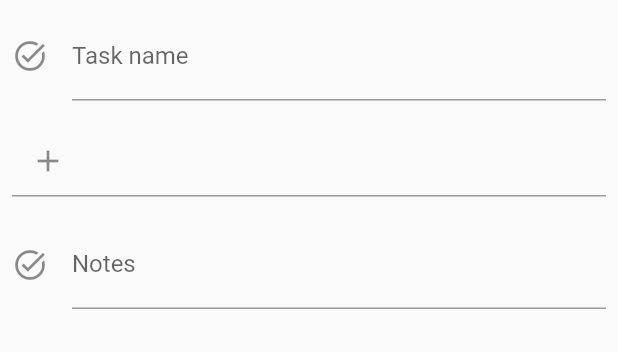
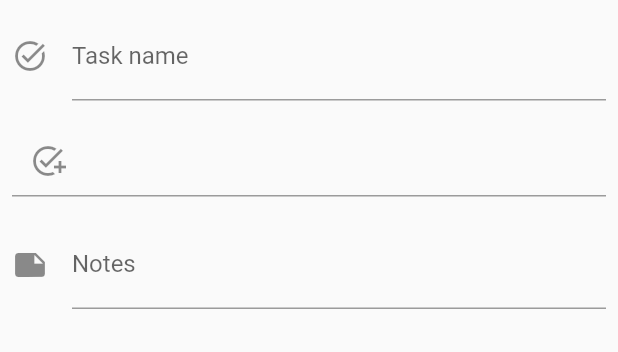
Before and after one commit to guyna25/Nic-task, a Flutter app: the TodoForm widget shown alone on an empty page, opened directly, on a phone screen of 412 x 824 dp. Shown: the top 352 px of the screen. Run offline on Flutter 3.47's test engine with Material 2 defaults, Android fonts, the phone set to English and light mode, and no system bars; our stand-ins replace confetti, shared_preferences; missing offline and left inert: shared_preferences_web; accounts and stored records are empty.

Commit message:
Finished subtask feature

```diff
--- a/lib/model/todo.dart
+++ b/lib/model/todo.dart
@@ -1,3 +1,5 @@
+import 'dart:convert';
+
 class Todo {
   int? id;
   String? title;
@@ -8,12 +10,14 @@ class Todo {
 
   Todo({this.id, this.title, this.description, this.dueDate, this.subTasks});
 
-  Todo.fromMap(Map m) :
-    this.id = m['id'],
+  Todo.fromMap(Map m)
+      : this.id = m['id'],
         this.title = m['title'],
         this.description = m['description'],
         this.dueDate = DateTime.tryParse(m['dueDate']),
-  this.subTasks = m['subtasks'] == null ? <Subtask>[] : m['subtasks'].map((e) => e.fromMap()),
+        this.subTasks = m['subtasks'] == null
+            ? <Subtask>[]
+            : json.decode(m['subtasks']).map((e) => e.fromMap()),
         this.isDone = m['isDone'];
 
   Map toMap() {
@@ -22,7 +26,7 @@ class Todo {
       'title': title,
       'description': description,
       'dueDate': dueDate.toString(),
-  'subtasks': subTasks!.map((e) => e.toMap()),
+      'subtasks': subTasks!.map((e) => json.encode(e.toMap())).toList(),
       'isDone': isDone,
     };
   }
@@ -32,15 +36,15 @@ class Subtask {
   String description;
   bool isDone = false;
 
-  Subtask (this.description, this.isDone);
+  Subtask(this.description, this.isDone);
 
-  Subtask.fromMap(Map m) :
-  this.description = m['description'],
+  Subtask.fromMap(Map m)
+      : this.description = m['description'],
         this.isDone = m['isDone'];
 
   Map toMap() {
     return {
-      'description' : description,
+      'description': description,
       'bool': isDone,
     };
   }
--- a/lib/screens/todo_detail_screen.dart
+++ b/lib/screens/todo_detail_screen.dart
@@ -66,7 +66,7 @@ class TodoFormState extends State<TodoForm> {
   }
 
   void editTodo(Function editTodo) {
-    editTodo(editableTodo.id, titleController.text, descriptionController.text);
+    editTodo(editableTodo.id, titleController.text, descriptionController.text, subtasks);
     Navigator.pop(context);
   }
 
@@ -76,14 +76,18 @@ class TodoFormState extends State<TodoForm> {
   }
 
   void loadTodoForEdit(BuildContext context) {
-    final ScreenArguments? arguments = ModalRoute.of(context)!.settings.arguments as ScreenArguments?;
+    final ScreenArguments? arguments =
+        ModalRoute.of(context)!.settings.arguments as ScreenArguments?;
     if (arguments != null && arguments.todoId != null) {
       isEditForm = true;
-      final m = Provider.of<TodoModel>(context, listen: false);
-      editableTodo = m.read(arguments.todoId);
+      editableTodo =
+          Provider.of<TodoModel>(context, listen: false).read(arguments.todoId);
       titleController.text = editableTodo.title!;
       descriptionController.text = editableTodo.description!;
       subtaskController.text = '';
+      if (editableTodo.subTasks != null) {
+        subtasks = editableTodo.subTasks!;
+      }
     }
   }
 
@@ -99,7 +103,7 @@ class TodoFormState extends State<TodoForm> {
                     child: TextFormField(
                       controller: titleController,
                       decoration: const InputDecoration(
-                        icon: Icon(Icons.task_alt),
+                        icon: Icon(Icons.task_alt_outlined),
                         labelText: 'Task name',
                       ),
                     ),
@@ -114,26 +118,27 @@ class TodoFormState extends State<TodoForm> {
                             itemBuilder: (BuildContext ctx, int idx) {
                               Subtask subtask = subtasks[idx];
                               return CheckboxListTile(
-                                title: Text(subtask.description),
-                                secondary: Icon(Icons.beach_access),
-                                value: subtask.isDone,
-                                onChanged: (bool? value) {
-                                  setState(() {
-                                    subtask.isDone = value!= null ? value : false;
+                                  title: Text(subtask.description),
+                                  secondary: Icon(Icons.task_alt),
+                                  value: subtask.isDone,
+                                  onChanged: (bool? value) {
+                                    setState(() {
+                                      subtask.isDone =
+                                          value != null ? value : false;
+                                    });
                                   });
-                                }
-                              );
                             }),
                         TextField(
                           controller: subtaskController,
                           decoration: InputDecoration(
                             prefixIcon: IconButton(
                               onPressed: () {
-                                subtasks.add(Subtask(subtaskController.text, false));
+                                subtasks.add(
+                                    Subtask(subtaskController.text, false));
                                 subtaskController.clear();
                                 setState(() {});
                               },
-                              icon: Icon(Icons.add),
+                              icon: Icon(Icons.add_task),
                             ),
                           ),
                         ),
@@ -145,7 +150,7 @@ class TodoFormState extends State<TodoForm> {
                     child: TextFormField(
                       controller: descriptionController,
                       decoration: const InputDecoration(
-                        icon: Icon(Icons.task_alt),
+                        icon: Icon(Icons.note),
                         labelText: 'Notes',
                       ),
                     ),
--- a/lib/screens/todo_screen.dart
+++ b/lib/screens/todo_screen.dart
@@ -113,7 +113,7 @@ class TodoList extends StatelessWidget {
                         onPressed: () => {
                           Navigator.pushNamed(
                               context, TodoDetailScreen.routeName,
-                              arguments: ScreenArguments(tempTodo.id))
+                              arguments: ScreenArguments(tempTodo.id,))
                         },
                       )
                     ]),
```
Also changed, not shown: lib/state/todo_model.dart (+14 -13 lines). Lines whose indentation alone changed are shown as unchanged.
